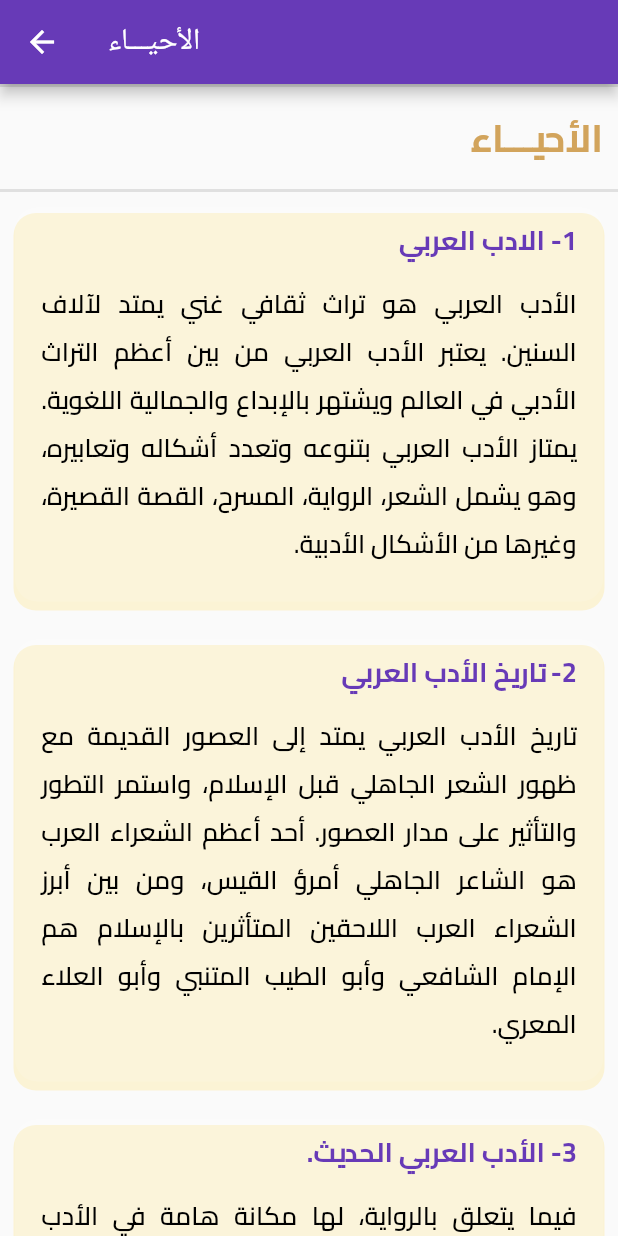
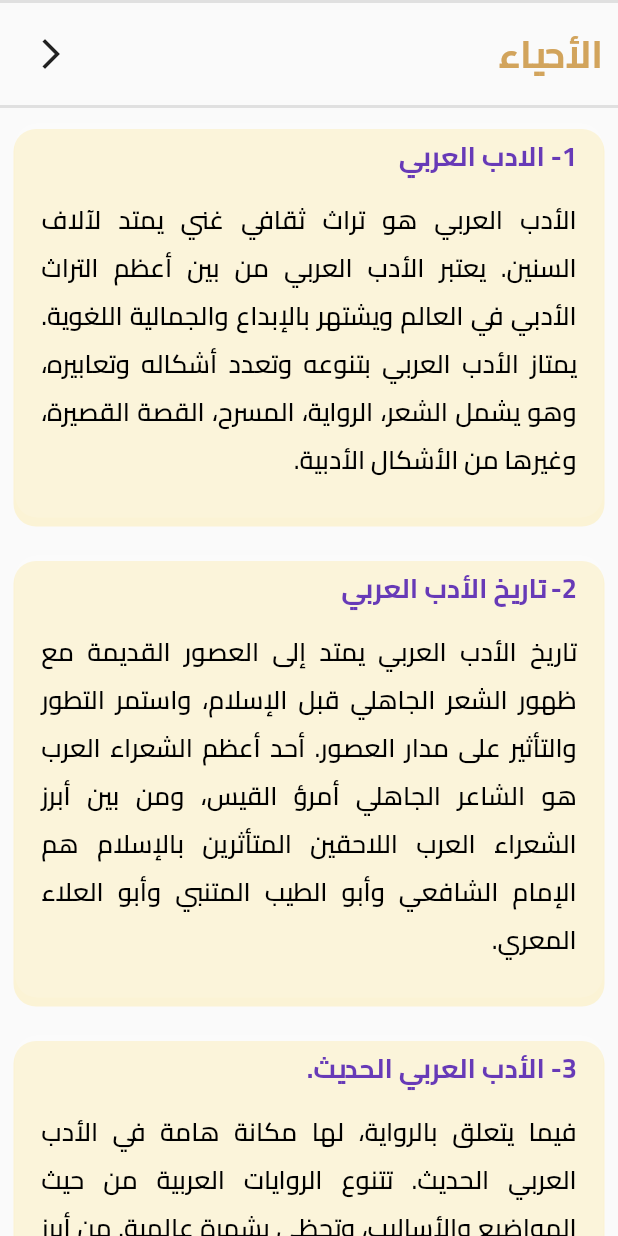
Before and after one commit to TaherSalah/poads_ara_app, a Flutter app: the AhiaaScreen screen opened directly, on a phone screen of 412 x 824 dp. Run offline on Flutter 3.47's test engine with Material 2 defaults, Android fonts, the phone set to English and light mode, and no system bars; drawn by our look-alikes of flutter_slidable; our stand-ins replace assets_audio_player, audioplayers, babstrap_settings_screen, firebase_auth, firebase_core, flutter_bloc and 2 more; accounts and stored records are empty.

Commit message:
add======== refactor code

```diff
--- a/lib/componts/widgets/poads_builder.dart
+++ b/lib/componts/widgets/poads_builder.dart
@@ -59,7 +59,7 @@ class _PoadsItemsBuilderState extends State<PoadsItemsBuilder> {
                         showNotification: true,
                       );
                     }),
-                    backgroundColor: Colors.black,
+                    backgroundColor: Colors.green,
                     icon: Icons.play_arrow,
                   ),
                   SlidableAction(
@@ -70,18 +70,8 @@ class _PoadsItemsBuilderState extends State<PoadsItemsBuilder> {
 
                       });
                     }),
-                    backgroundColor: Colors.amber,
+                    backgroundColor: Colors.black,
                     icon: Icons.stop,
-                  ),
-                  SlidableAction(
-                    onPressed: ((context) async {
-                      // print(taher.removeLast());
-
-                      setState(() {
-                      });
-                    }),
-                    backgroundColor: Colors.brown,
-                    icon: Icons.download,
                   ),
 
                 ]),
--- a/lib/screens/views_all/display_ahiaa.dart
+++ b/lib/screens/views_all/display_ahiaa.dart
@@ -15,20 +15,22 @@ class _AhiaaScreenState extends State<AhiaaScreen> {
   @override
   Widget build(BuildContext context) {
     return Scaffold(
-      appBar: AppBar(
-        title: const Text('الأحيـــاء'),
 
-      ),
-      body: SingleChildScrollView(
-        child: Column(
+      body: SafeArea(
+        child: ListView(
+          physics: const BouncingScrollPhysics(),
           children: [
             myDivider(),
-            CategTitles(title: 'الأحيـــاء'),
+            CategInsideTitles(
+              title: 'الأحياء',
+              onPressed: () => Navigator.pushReplacement(
+                  context,
+                  MaterialPageRoute(
+                    builder: (context) => HomeScreen(),
+                  )),
+            ),
             myDivider(),
             const ItemsBuilder(),
-            const ItemsBuilder(),
-            const ItemsBuilder(),
-
           ],
         ),
       ),
--- a/lib/screens/views_all/display_arabic.dart
+++ b/lib/screens/views_all/display_arabic.dart
@@ -15,7 +15,8 @@ class _ArabicScreenState extends State<ArabicScreen> {
   Widget build(BuildContext context) {
     return Scaffold(
       body: SafeArea(
-        child: Column(
+        child: ListView(
+          physics: const BouncingScrollPhysics(),
           children: [
             myDivider(),
             CategInsideTitles(
--- a/lib/screens/views_all/display_goghraphic.dart
+++ b/lib/screens/views_all/display_goghraphic.dart
@@ -16,7 +16,8 @@ class _GeoghaphicScreenState extends State<GeoghaphicScreen> {
   Widget build(BuildContext context) {
     return Scaffold(
       body: SafeArea(
-        child: Column(
+        child: ListView(
+          physics: const BouncingScrollPhysics(),
           children: [
             myDivider(),
             CategInsideTitles(
--- a/lib/screens/views_all/display_history.dart
+++ b/lib/screens/views_all/display_history.dart
@@ -17,7 +17,8 @@ class _HistoryScreenState extends State<HistoryScreen> {
     return Scaffold(
 
       body: SafeArea(
-        child: Column(
+        child: ListView(
+          physics: const BouncingScrollPhysics(),
           children: [
             myDivider(),
             CategInsideTitles(
```
Also changed, not shown: lib/screens/home/home_screen.dart (+45 -4 lines), lib/screens/login/controller/login_controller.dart (+23 -2 lines), lib/screens/registration/controller/register_controller.dart (+16 -1 lines), lib/screens/views_all/display_economie.dart (+11 -7 lines), lib/screens/views_all/display_phalcafa.dart (+11 -10 lines), 1 other file.
